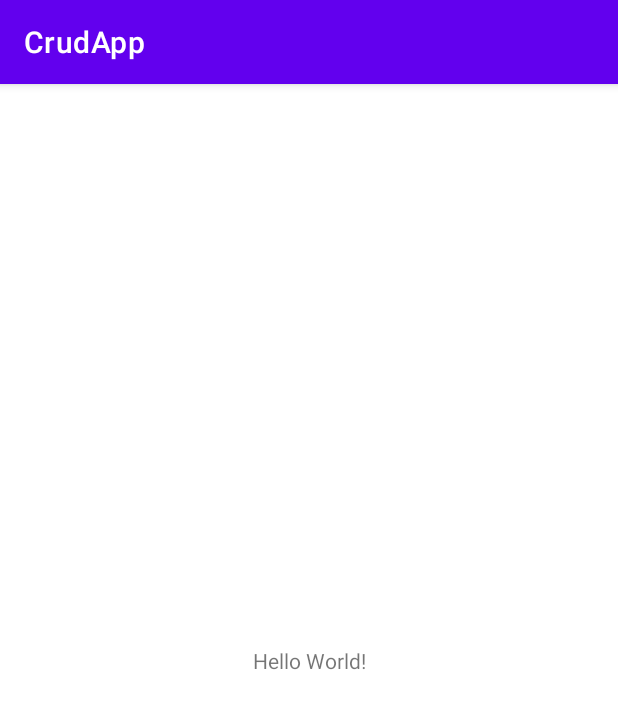
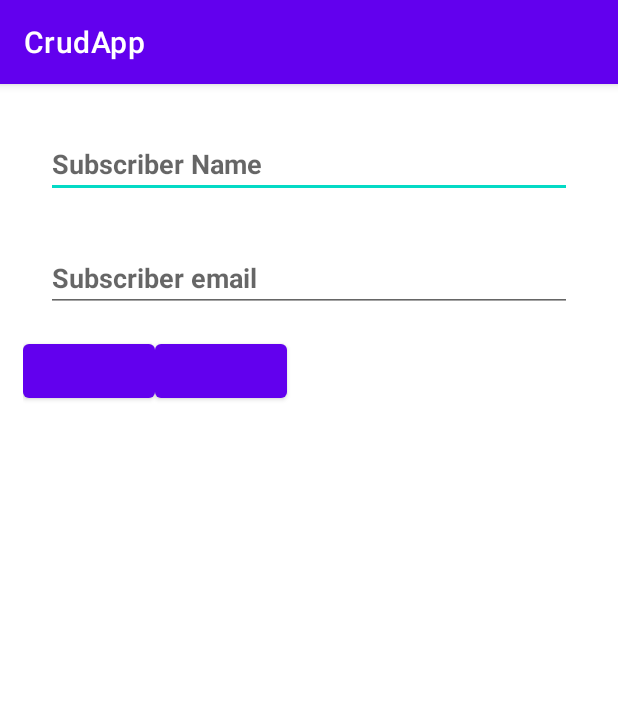
Before and after one commit to manojkunapalli/CrudApp, an Android app: the screen it shows after launch (MainActivity), on a phone screen of 412 x 824 dp. Shown: the top 709 px of the screen. Run offline under Robolectric (Android 15) with nearby library versions, the phone set to English and light mode, and no system bars.

Commit message:
Added : Repository and designed the layout for input

```diff
--- /dev/null
+++ b/app/src/main/java/com/example/crudapp/SubscribeViewModel.kt
@@ -0,0 +1,5 @@
+package com.example.crudapp
+
+class SubscribeViewModel {
+
+}
--- a/app/src/main/java/com/example/crudapp/database/SubscriberRepository.kt
+++ b/app/src/main/java/com/example/crudapp/database/SubscriberRepository.kt
@@ -3,5 +3,15 @@ package com.example.crudapp.database
 class SubscriberRepository(private val dao: SubscriberDAO) {
     val subscribers = dao.getAllSubscribers()
 
+    suspend fun insert(subscriber : Subscriber) {
+        dao.insertSubscriber(subscriber)
+    }
 
+    suspend fun update(subscriber: Subscriber) {
+        dao.updateSubscriber(subscriber)
+    }
+
+    suspend fun deleteAll() {
+        dao.deleteAll()
+    }
 }
--- a/app/src/main/res/layout/activity_main.xml
+++ b/app/src/main/res/layout/activity_main.xml
@@ -1,18 +1,61 @@
 <?xml version="1.0" encoding="utf-8"?>
-<androidx.constraintlayout.widget.ConstraintLayout xmlns:android="http://schemas.android.com/apk/res/android"
+<LinearLayout xmlns:android="http://schemas.android.com/apk/res/android"
     xmlns:app="http://schemas.android.com/apk/res-auto"
     xmlns:tools="http://schemas.android.com/tools"
     android:layout_width="match_parent"
     android:layout_height="match_parent"
+    android:orientation="vertical"
+    android:layout_margin="15dp"
     tools:context=".MainActivity">
 
-    <TextView
-        android:layout_width="wrap_content"
+    <EditText
+        android:id="@+id/name_text"
+        android:layout_width="match_parent"
         android:layout_height="wrap_content"
-        android:text="Hello World!"
-        app:layout_constraintBottom_toBottomOf="parent"
-        app:layout_constraintLeft_toLeftOf="parent"
-        app:layout_constraintRight_toRightOf="parent"
-        app:layout_constraintTop_toTopOf="parent" />
+        android:layout_margin="15dp"
+        android:layout_marginBottom="5dp"
+        android:hint="@string/subscriber_name"
+        android:ems="10"
+        android:textStyle="bold"
+        android:importantForAutofill="no"
+        android:inputType="text" />
 
-</androidx.constraintlayout.widget.ConstraintLayout>
+    <EditText
+        android:id="@+id/name_email"
+        android:layout_width="match_parent"
+        android:layout_height="wrap_content"
+        android:layout_margin="15dp"
+        android:layout_marginTop="5dp"
+        android:layout_marginBottom="5dp"
+        android:hint="@string/subscriber_email"
+        android:ems="10"
+        android:textStyle="bold"
+        android:importantForAutofill="no"
+        android:inputType="textEmailAddress" />
+
+    <LinearLayout
+        android:layout_width="match_parent"
+        android:layout_height="wrap_content">
+        <Button
+            android:id="@+id/save_btn"
+            android:layout_width="wrap_content"
+            android:layout_height="wrap_content"
+            android:textStyle="bold"
+            android:textSize="18sp">
+        </Button>
+        <Button
+            android:id="@+id/clear_btn"
+            android:layout_width="wrap_content"
+            android:layout_height="wrap_content"
+            android:textStyle="bold"
+            android:textSize="18sp">
+        </Button>
+    </LinearLayout>
+    <androidx.recyclerview.widget.RecyclerView
+        android:id="@+id/subscribe_rc_view"
+        android:layout_width="match_parent"
+        android:layout_height="wrap_content"
+        android:layout_margin="5dp">
+
+    </androidx.recyclerview.widget.RecyclerView>
+</LinearLayout>
--- a/app/src/main/res/values/strings.xml
+++ b/app/src/main/res/values/strings.xml
@@ -1,3 +1,5 @@
 <resources>
     <string name="app_name">CrudApp</string>
+    <string name="subscriber_name">Subscriber Name</string>
+    <string name="subscriber_email">Subscriber email</string>
 </resources>
```
